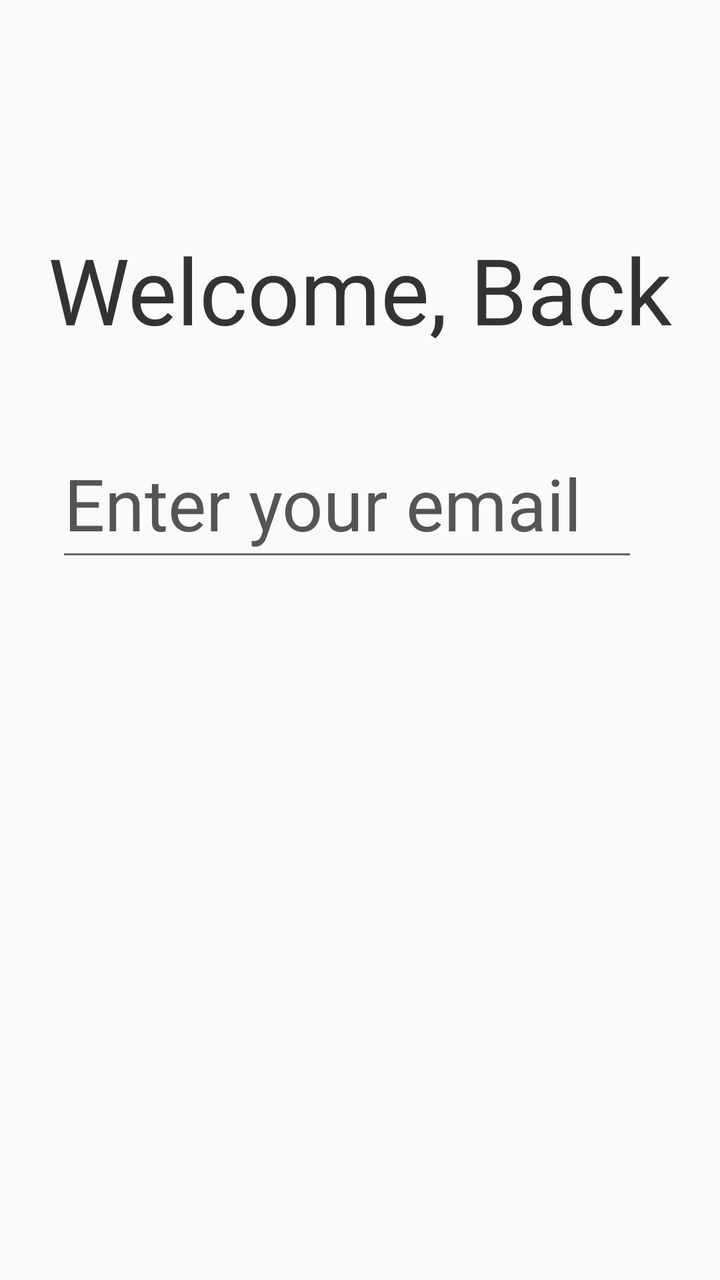
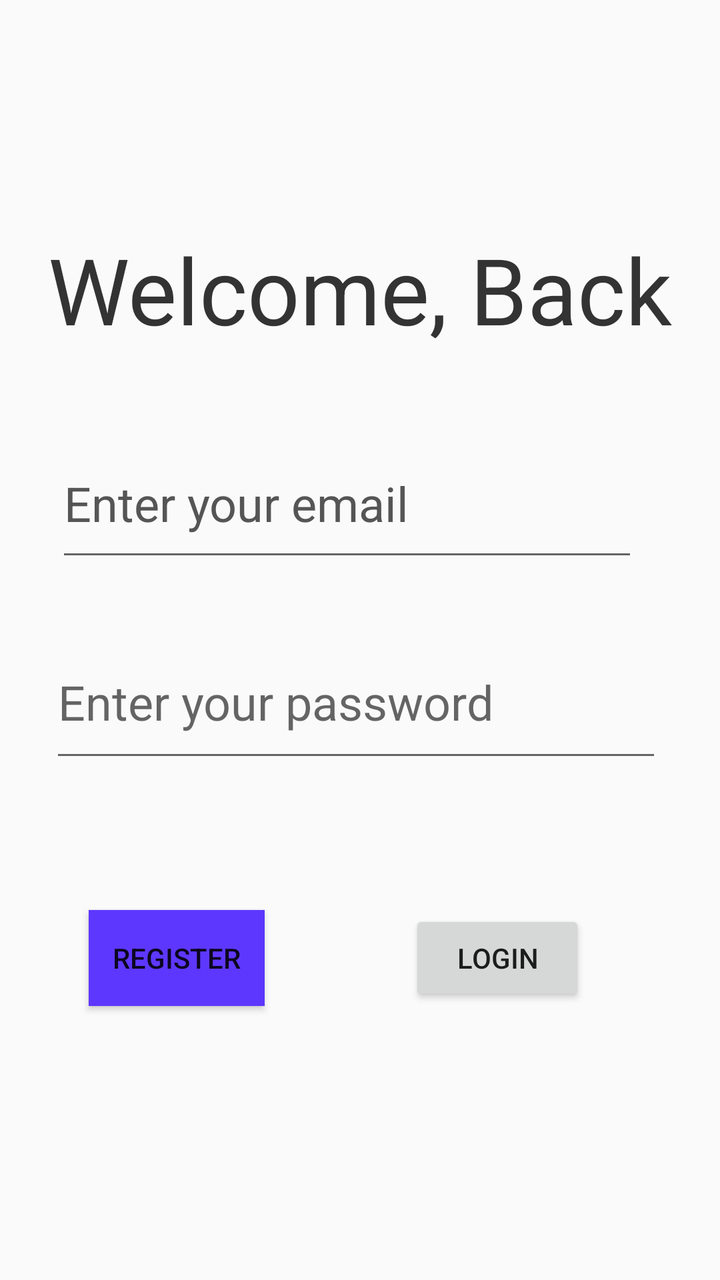

The first picture is an Android layout as it rendered before a commit; the second is the same layout after the commit. The layout source and the unified diff follow.
<!-- AndroidManifest.xml: application theme Theme.Kalenda -->
<!-- res/layout/activity_login.xml -->
<?xml version="1.0" encoding="utf-8"?>
<androidx.constraintlayout.widget.ConstraintLayout xmlns:android="http://schemas.android.com/apk/res/android"
    xmlns:app="http://schemas.android.com/apk/res-auto"
    xmlns:tools="http://schemas.android.com/tools"
    android:id="@+id/main"
    android:background="@color/general_screen_background_color"
    android:layout_width="match_parent"
    android:layout_height="match_parent"
    tools:context=".LoginActivity">

    <TextView
        android:id="@+id/textView"
        android:layout_width="wrap_content"
        android:layout_height="wrap_content"
        android:text="@string/login_activity_header"
        android:textColor="@color/heading_text_color"
        android:textSize="@dimen/text_size"
        app:layout_constraintBottom_toBottomOf="parent"
        app:layout_constraintEnd_toEndOf="parent"
        app:layout_constraintStart_toStartOf="parent"
        app:layout_constraintTop_toTopOf="parent"
        app:layout_constraintVertical_bias="0.197" />

    <EditText
        android:id="@+id/editTextTextEmailAddress"
        android:layout_width="291dp"
        android:layout_height="71dp"
        android:autofillHints=""
        android:ems="10"
        android:textSize="@dimen/normal_text"
        android:textColorHint="@color/normal_text_color"
        android:textColor="@color/heading_text_color"
        android:inputType="textEmailAddress"
        android:hint="@string/login_activity_login_email_hint"
        app:layout_constraintBottom_toBottomOf="parent"
        app:layout_constraintEnd_toEndOf="parent"
        app:layout_constraintHorizontal_bias="0.406"
        app:layout_constraintStart_toStartOf="parent"
        app:layout_constraintTop_toBottomOf="@+id/textView"
        app:layout_constraintVertical_bias="0.1"
        tools:ignore="LabelFor" />
</androidx.constraintlayout.widget.ConstraintLayout>
<!-- resources referenced by this layout -->
<resources>
  <color name="general_screen_background_color">#FAFAFA</color>
  <color name="heading_text_color">#333333</color>
  <color name="normal_text_color">#555555</color>
  <dimen name="normal_text">36sp</dimen>
  <dimen name="text_size">46sp</dimen>
  <string name="login_activity_header">Welcome, Back</string>
  <string name="login_activity_login_email_hint">Enter your email</string>
  <style name="Theme.Kalenda" parent="Theme.MaterialComponents.DayNight.NoActionBar.Bridge">
          
          <item name="colorPrimary">@color/purple_500</item>
          <item name="colorPrimaryVariant">@color/purple_700</item>
          <item name="colorOnPrimary">@color/white</item>
          
          <item name="colorSecondary">@color/teal_200</item>
          <item name="colorSecondaryVariant">@color/teal_700</item>
          <item name="colorOnSecondary">@color/black</item>
          
          <item name="android:statusBarColor">?attr/colorPrimaryVariant</item>
          
          <item name="android:windowBackground">@color/background_color</item>
          <item name="android:windowNoTitle">true</item>
      </style>
  <color name="purple_500">#FF6200EE</color>
  <color name="purple_700">#FF3700B3</color>
  <color name="white">#FFFFFFFF</color>
  <color name="teal_200">#FF03DAC5</color>
  <color name="teal_700">#FF018786</color>
  <color name="black">#FF000000</color>
  <color name="background_color">#FAFAFA</color>
</resources>

<!-- the commit's change to res/layout/activity_login.xml (unified diff, before → after) -->
@@ -27,7 +27,7 @@
         android:layout_height="71dp"
         android:autofillHints=""
         android:ems="10"
-        android:textSize="@dimen/normal_text"
+        android:textSize="@dimen/small_text"
         android:textColorHint="@color/normal_text_color"
         android:textColor="@color/heading_text_color"
         android:inputType="textEmailAddress"
@@ -39,4 +39,44 @@
         app:layout_constraintTop_toBottomOf="@+id/textView"
         app:layout_constraintVertical_bias="0.1"
         tools:ignore="LabelFor" />
+
+    <EditText
+        android:id="@+id/editTextTextPassword"
+        android:layout_width="306dp"
+        android:layout_height="73dp"
+        android:ems="10"
+        android:hint="@string/login_activity_login_password_hint"
+        android:inputType="textPassword"
+        android:textSize="@dimen/small_text"
+        app:layout_constraintBottom_toBottomOf="parent"
+        app:layout_constraintEnd_toEndOf="parent"
+        app:layout_constraintHorizontal_bias="0.466"
+        app:layout_constraintStart_toStartOf="parent"
+        app:layout_constraintTop_toBottomOf="@+id/editTextTextEmailAddress"
+        app:layout_constraintVertical_bias="0.097" />
+
+    <Button
+        android:id="@+id/button"
+        android:layout_width="wrap_content"
+        android:layout_height="wrap_content"
+        android:background="@color/primary_btn"
+        android:text="@string/login_activity_register_btn"
+        app:layout_constraintBottom_toBottomOf="parent"
+        app:layout_constraintEnd_toEndOf="parent"
+        app:layout_constraintHorizontal_bias="0.163"
+        app:layout_constraintStart_toStartOf="parent"
+        app:layout_constraintTop_toBottomOf="@+id/editTextTextPassword"
+        app:layout_constraintVertical_bias="0.335" />
+
+    <Button
+        android:id="@+id/button2"
+        android:layout_width="wrap_content"
+        android:layout_height="wrap_content"
+        android:text="@string/login_activity_login_btn"
+        app:layout_constraintBottom_toBottomOf="parent"
+        app:layout_constraintEnd_toEndOf="parent"
+        app:layout_constraintHorizontal_bias="0.519"
+        app:layout_constraintStart_toEndOf="@+id/button"
+        app:layout_constraintTop_toBottomOf="@+id/editTextTextPassword"
+        app:layout_constraintVertical_bias="0.335" />
 </androidx.constraintlayout.widget.ConstraintLayout>
<!-- resource entries referenced after the edit -->
@@ -3,10 +3,17 @@
   <color name="general_screen_background_color">#FAFAFA</color>
   <color name="heading_text_color">#333333</color>
   <color name="normal_text_color">#555555</color>
-  <dimen name="normal_text">36sp</dimen>
+  <color name="primary_btn">#5E37FF</color>
+  <dimen name="small_text">24sp</dimen>
   <dimen name="text_size">46sp</dimen>
   <string name="login_activity_header">Welcome, Back</string>
+  <string name="login_activity_login_btn">Login</string>
   <string name="login_activity_login_email_hint">Enter your email</string>
+  <string name="login_activity_login_password_hint">Enter your password</string>
+  
+  
+      //Sign Up Activity Strings
+  <string name="login_activity_register_btn">Register</string>
   <style name="Theme.Kalenda" parent="Theme.MaterialComponents.DayNight.NoActionBar.Bridge">
           
           <item name="colorPrimary">@color/purple_500</item>
